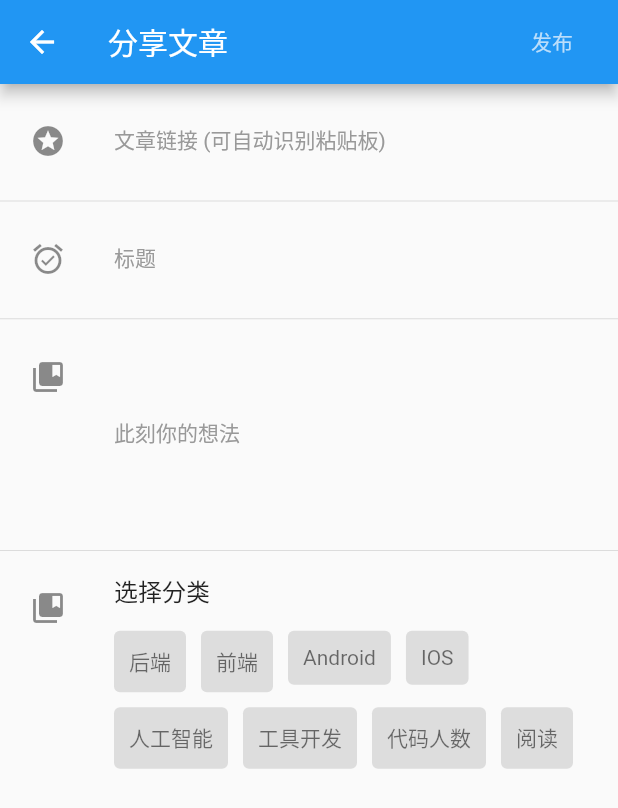
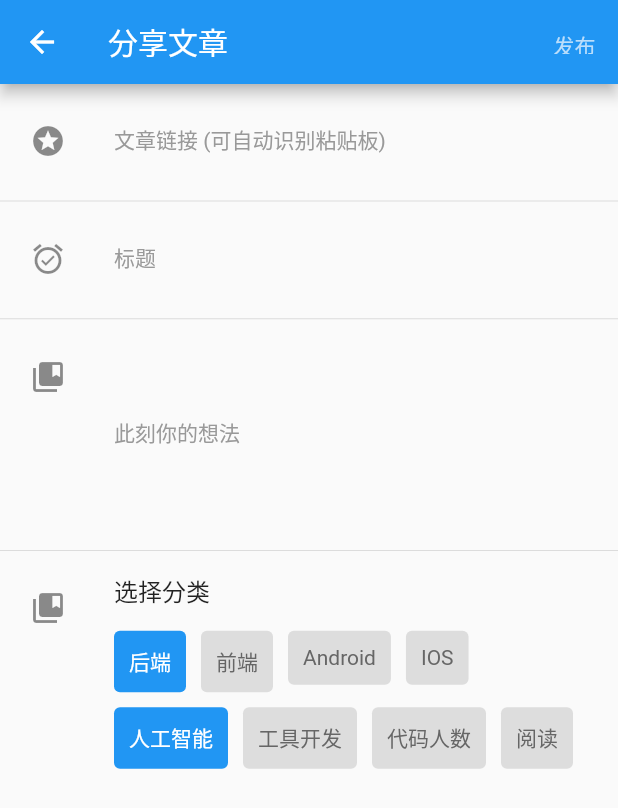
Before and after one commit to JunIce/juejin_flutter_ui, a Flutter app: the ShareArticle screen opened directly, on a phone screen of 412 x 824 dp. Shown: the top 808 px of the screen. Run offline on Flutter 3.47's test engine with Material 2 defaults, Android fonts, the phone set to English and light mode, and no system bars; our stand-ins replace dio, fluttertoast, webview_flutter; network calls fail.

```diff
--- a/lib/juejin_home.dart
+++ b/lib/juejin_home.dart
@@ -2,6 +2,7 @@ import 'package:flutter/material.dart';
 import 'package:flutter_app/pages/activity/activity.dart';
 import 'package:flutter_app/pages/book-detail/index.dart';
 import 'package:flutter_app/pages/book/book.dart';
+import 'package:flutter_app/pages/collection/index.dart';
 import 'package:flutter_app/pages/me/me.dart';
 import 'package:flutter_app/pages/share-article/index.dart';
 import 'package:flutter_app/pages/user/personal.dart';
@@ -106,7 +107,7 @@ class _JueJinHome extends State<JueJinHome> {
 //          sayHello();
 
           Navigator.of(context).push(MaterialPageRoute(builder: (context) {
-            return ShareArticle();
+            return CollectionPage();
           }));
         },
       );
--- a/lib/pages/share-article/index.dart
+++ b/lib/pages/share-article/index.dart
@@ -10,14 +10,14 @@ class ShareArticle extends StatefulWidget {
 
 class _ShareArticle extends State<ShareArticle> {
   List<Widget> _tags = [
-    TagItem(text: '后端'),
-    TagItem(text: '前端'),
-    TagItem(text: 'Android'),
-    TagItem(text: 'IOS'),
-    TagItem(text: '人工智能'),
-    TagItem(text: '工具开发'),
-    TagItem(text: '代码人数'),
-    TagItem(text: '阅读'),
+    TagItem(text: '后端', onTap: (){}, active: true),
+    TagItem(text: '前端', onTap: (){},),
+    TagItem(text: 'Android', onTap: (){},),
+    TagItem(text: 'IOS', onTap: (){},),
+    TagItem(text: '人工智能', onTap: (){},active: true),
+    TagItem(text: '工具开发', onTap: (){},),
+    TagItem(text: '代码人数', onTap: (){},),
+    TagItem(text: '阅读', onTap: (){},),
   ];
 
   @override
@@ -28,13 +28,16 @@ class _ShareArticle extends State<ShareArticle> {
         appBar: AppBar(
           title: Text("分享文章"),
           actions: [
-            FlatButton(
-                padding: EdgeInsets.symmetric(horizontal: 4, vertical: 4),
-                onPressed: () {},
+            GestureDetector(
+              onTap: (){},
+              child: Container(
+                padding: EdgeInsets.symmetric(horizontal: 15, vertical: 20),
                 child: Text(
                   "发布",
                   style: TextStyle(color: Colors.blue[100], fontSize: 14),
-                ))
+                ),
+              ),
+            )
           ],
         ),
         body: GestureDetector(
@@ -120,20 +123,39 @@ class _ShareArticle extends State<ShareArticle> {
 
 class TagItem extends StatelessWidget {
   final String text;
+  final Function onTap;
+  final bool active;
 
-  TagItem({Key key, this.text});
+  TagItem({
+    Key key,
+    this.text,
+    this.onTap,
+    this.active
+  }):super(key: key);
 
   @override
   Widget build(BuildContext context) {
+    Widget title = Text(text, style: TextStyle(color: Color(0xff666666)),);
+    print(active);
+    if(active != null) {
+      title = Text(text, style: TextStyle(color: Colors.white),);
+    }
+
+    Color bgcolor = Color(0xffdddddd);
+    if(active != null) {
+      bgcolor = Colors.blue;
+    }
     // TODO: implement build
     return GestureDetector(
-      onTap: () {},
+      onTap: onTap,
       child: Container(
-        child: Text(text),
+        child: title,
         margin: EdgeInsets.only(right: 10, bottom: 10),
         padding: EdgeInsets.all(10),
         decoration: BoxDecoration(
-            color: Color(0xffdddddd), borderRadius: BorderRadius.circular(4)),
+            color: bgcolor,
+            borderRadius: BorderRadius.circular(4)
+        ),
       ),
     );
   }
```
Also changed, not shown: lib/pages/collection/index.dart (added, +118 -0 lines), lib/pages/me/me.dart (+12 -0 lines), lib/pages/setting/index.dart (added, +191 -0 lines), lib/pages/tag-manage/collection-item.dart (added, +54 -0 lines), 1 other file.
